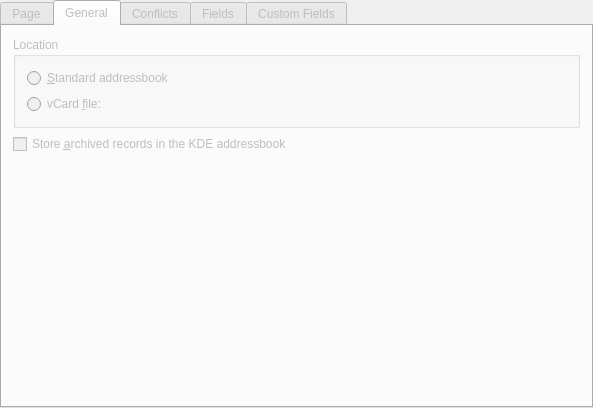
Above: kpilot/Documentation/base-conduit-template/contacts-settings.ui from chusopr/kdepim-ktimetracker-akonadi before the change. Below: the same form after it.
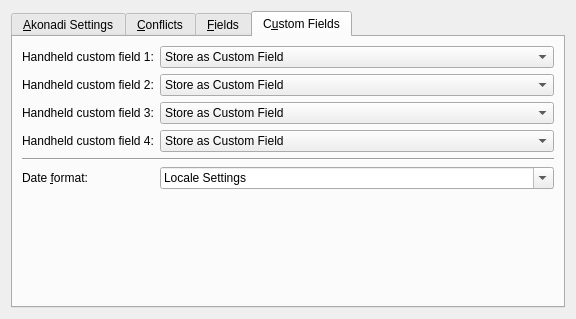
That is the form after the change. The open tabs and pages were chosen to show the change. Custom widgets are drawn as their Qt base class.

Commit message: - EBN Fixes: port qclasses to kclasses in ui files. - Remove some old test code.

Patch:
```diff
--- a/kpilot/Documentation/base-conduit-template/contacts-settings.ui
+++ b/kpilot/Documentation/base-conduit-template/contacts-settings.ui
@@ -6,28 +6,19 @@
    <rect>
     <x>0</x>
     <y>0</y>
-    <width>593</width>
-    <height>408</height>
+    <width>576</width>
+    <height>319</height>
    </rect>
   </property>
-  <layout class="QGridLayout" >
-   <property name="margin" >
-    <number>0</number>
-   </property>
-   <property name="spacing" >
-    <number>6</number>
-   </property>
+  <layout class="QGridLayout" name="gridLayout_4" >
    <item row="0" column="0" >
-    <widget class="QTabWidget" name="tabWidget" >
-     <property name="enabled" >
-      <bool>false</bool>
-     </property>
+    <widget class="KTabWidget" name="fTabWidget" >
      <property name="currentIndex" >
       <number>0</number>
      </property>
-     <widget class="QWidget" name="tab_2" >
+     <widget class="QWidget" name="tab_5" >
       <attribute name="title" >
-       <string>Page</string>
+       <string>&amp;Akonadi Settings</string>
       </attribute>
       <layout class="QGridLayout" name="gridLayout_5" >
        <item row="0" column="0" >
@@ -52,115 +43,17 @@
        </item>
       </layout>
      </widget>
-     <widget class="QWidget" name="tab" >
-      <property name="geometry" >
-       <rect>
-        <x>0</x>
-        <y>0</y>
-        <width>585</width>
-        <height>377</height>
-       </rect>
-      </property>
+     <widget class="QWidget" name="tab_6" >
       <attribute name="title" >
-       <string comment="General settings.">General</string>
+       <string>&amp;Conflicts</string>
       </attribute>
-      <layout class="QGridLayout" name="gridLayout_2" >
+      <layout class="QGridLayout" name="gridLayout" >
        <item row="0" column="0" >
-        <layout class="QVBoxLayout" name="verticalLayout" >
-         <item>
-          <widget class="QGroupBox" name="groupBox" >
-           <property name="title" >
-            <string>Location</string>
-           </property>
-           <layout class="QGridLayout" name="gridLayout" >
-            <item row="0" column="0" colspan="2" >
-             <widget class="QRadioButton" name="fSyncStdAbook" >
-              <property name="whatsThis" >
-               <string>&lt;qt>Select this option to synchronize with KDE's standard addressbook (i.e. the addressbook that you edit in KAddressBook, and which you use in KMail)&lt;/qt></string>
-              </property>
-              <property name="text" >
-               <string>&amp;Standard addressbook</string>
-              </property>
-             </widget>
-            </item>
-            <item row="1" column="0" >
-             <widget class="QRadioButton" name="fSyncFile" >
-              <property name="enabled" >
-               <bool>false</bool>
-              </property>
-              <property name="whatsThis" >
-               <string>&lt;qt>Select this option to use a specific address book file, instead of the standard KDE address book. This file must be in the vCard format (.vcf). Type the location of this file in the edit box or select it clicking the file picker button.&lt;/qt></string>
-              </property>
-              <property name="text" >
-               <string>vCard &amp;file:</string>
-              </property>
-             </widget>
-            </item>
-            <item row="1" column="1" >
-             <widget class="KUrlRequester" name="fAbookFile" >
-              <property name="enabled" >
-               <bool>false</bool>
-              </property>
-              <property name="sizePolicy" >
-               <sizepolicy vsizetype="Preferred" hsizetype="MinimumExpanding" >
-                <horstretch>0</horstretch>
-                <verstretch>0</verstretch>
-               </sizepolicy>
-              </property>
-              <property name="whatsThis" >
-               <string>&lt;qt>Enter the vCard file name here or select it by clicking the file picker button. vCard is a standard format for exchanging contact information. &lt;/qt></string>
-              </property>
-             </widget>
-            </item>
-           </layout>
-          </widget>
-         </item>
-         <item>
-          <widget class="QCheckBox" name="fArchive" >
-           <property name="whatsThis" >
-            <string>&lt;qt>If you delete an address on your handheld, you can determine if it should be archived on the PC. If you check that and this checkbox, the address will be added to your addressbook, but no longer synchronized with the handheld.&lt;/qt></string>
-           </property>
-           <property name="text" >
-            <string>Store &amp;archived records in the KDE addressbook</string>
-           </property>
-          </widget>
-         </item>
-         <item>
-          <spacer name="verticalSpacer" >
-           <property name="orientation" >
-            <enum>Qt::Vertical</enum>
-           </property>
-           <property name="sizeHint" stdset="0" >
-            <size>
-             <width>20</width>
-             <height>40</height>
-            </size>
-           </property>
-          </spacer>
-         </item>
-        </layout>
-       </item>
-      </layout>
-     </widget>
-     <widget class="QWidget" name="tab" >
-      <property name="geometry" >
-       <rect>
-        <x>0</x>
-        <y>0</y>
-        <width>585</width>
-        <height>377</height>
-       </rect>
-      </property>
-      <attribute name="title" >
-       <string>Conflicts</string>
-      </attribute>
-      <layout class="QGridLayout" name="gridLayout_4" >
-       <item row="0" column="0" >
-        <widget class="QGroupBox" name="groupBox_2" >
+        <widget class="QGroupBox" name="groupBox_3" >
          <property name="title" >
           <string>Conflict Resolution</string>
          </property>
-         <layout class="QGridLayout" name="gridLayout_3" >
+         <layout class="QGridLayout" name="_2" >
           <item row="0" column="0" colspan="2" >
            <widget class="QLabel" name="textLabel1_7" >
             <property name="text" >
@@ -245,42 +138,25 @@
         </widget>
        </item>
        <item row="1" column="0" >
-        <spacer name="spacer6" >
+        <spacer name="verticalSpacer" >
          <property name="orientation" >
           <enum>Qt::Vertical</enum>
          </property>
-         <property name="sizeType" >
-          <enum>QSizePolicy::Expanding</enum>
-         </property>
          <property name="sizeHint" stdset="0" >
           <size>
            <width>20</width>
-           <height>41</height>
+           <height>154</height>
           </size>
          </property>
         </spacer>
        </item>
       </layout>
      </widget>
-     <widget class="QWidget" name="tab" >
-      <property name="geometry" >
-       <rect>
-        <x>0</x>
-        <y>0</y>
-        <width>585</width>
-        <height>377</height>
-       </rect>
-      </property>
+     <widget class="QWidget" name="tab_7" >
       <attribute name="title" >
-       <string>Fields</string>
+       <string>&amp;Fields</string>
       </attribute>
-      <layout class="QGridLayout" >
-       <property name="margin" >
-        <number>11</number>
-       </property>
-       <property name="spacing" >
-        <number>6</number>
-       </property>
+      <layout class="QGridLayout" name="gridLayout_2" >
        <item row="0" column="0" >
         <widget class="QLabel" name="TextLabel2" >
          <property name="whatsThis" >
@@ -407,37 +283,26 @@
          </item>
         </widget>
        </item>
-       <item row="3" column="0" >
-        <spacer name="Spacer2" >
+       <item row="3" column="0" colspan="2" >
+        <spacer name="verticalSpacer_2" >
          <property name="orientation" >
           <enum>Qt::Vertical</enum>
          </property>
-         <property name="sizeType" >
-          <enum>QSizePolicy::Expanding</enum>
-         </property>
          <property name="sizeHint" stdset="0" >
           <size>
-           <width>0</width>
-           <height>20</height>
+           <width>20</width>
+           <height>74</height>
           </size>
          </property>
         </spacer>
        </item>
       </layout>
      </widget>
-     <widget class="QWidget" name="tab" >
-      <property name="geometry" >
-       <rect>
-        <x>0</x>
-        <y>0</y>
-        <width>585</width>
-        <height>377</height>
-       </rect>
-      </property>
+     <widget class="QWidget" name="tab_4" >
       <attribute name="title" >
-       <string>Custom Fields</string>
+       <string>C&amp;ustom Fields</string>
       </attribute>
-      <layout class="QGridLayout" >
+      <layout class="QGridLayout" name="gridLayout_3" >
        <item row="0" column="0" >
         <widget class="QLabel" name="textLabel1" >
          <property name="sizePolicy" >
@@ -455,6 +320,42 @@
          <property name="wordWrap" >
           <bool>false</bool>
          </property>
+         <property name="buddy" >
+          <cstring>fCustom0</cstring>
+         </property>
+        </widget>
+       </item>
+       <item row="0" column="1" >
+        <widget class="KComboBox" name="fCustom0" >
+         <property name="sizePolicy" >
+          <sizepolicy vsizetype="Fixed" hsizetype="MinimumExpanding" >
+           <horstretch>0</horstretch>
+           <verstretch>0</verstretch>
+          </sizepolicy>
+         </property>
+         <property name="whatsThis" >
+          <string>&lt;qt>Select the field from this list that represents best the meaning given by your use of the first custom field on your handheld.&lt;/qt></string>
+         </property>
+         <item>
+          <property name="text" >
+           <string>Store as Custom Field</string>
+          </property>
+         </item>
+         <item>
+          <property name="text" >
+           <string>Birthday</string>
+          </property>
+         </item>
+         <item>
+          <property name="text" >
+           <string>URL</string>
+          </property>
+         </item>
+         <item>
+          <property name="text" >
+           <string>IM Address (ICQ, MSN, ...)</string>
+          </property>
+         </item>
         </widget>
        </item>
        <item row="1" column="0" >
@@ -468,6 +369,42 @@
          <property name="wordWrap" >
           <bool>false</bool>
          </property>
+         <property name="buddy" >
+          <cstring>fCustom1</cstring>
+         </property>
+        </widget>
+       </item>
+       <item row="1" column="1" >
+        <widget class="KComboBox" name="fCustom1" >
+         <property name="sizePolicy" >
+          <sizepolicy vsizetype="Fixed" hsizetype="MinimumExpanding" >
+           <horstretch>0</horstretch>
+           <verstretch>0</verstretch>
+          </sizepolicy>
+         </property>
+         <property name="whatsThis" >
+          <string>&lt;qt>Select the field from this list that represents best the meaning given by your use of the second custom field on your handheld.&lt;/qt></string>
+         </property>
+         <item>
+          <property name="text" >
+           <string>Store as Custom Field</string>
+          </property>
+         </item>
+         <item>
+          <property name="text" >
+           <string>Birthday</string>
+          </property>
+         </item>
+         <item>
+          <property name="text" >
+           <string>URL</string>
+          </property>
+         </item>
+         <item>
+          <property name="text" >
+           <string>IM Address (ICQ, MSN, ...)</string>
+          </property>
+         </item>
         </widget>
        </item>
        <item row="2" column="0" >
@@ -481,6 +418,42 @@
          <property name="wordWrap" >
           <bool>false</bool>
          </property>
+         <property name="buddy" >
+          <cstring>fCustom2</cstring>
+         </property>
+        </widget>
+       </item>
+       <item row="2" column="1" >
+        <widget class="KComboBox" name="fCustom2" >
+         <property name="sizePolicy" >
+          <sizepolicy vsizetype="Fixed" hsizetype="MinimumExpanding" >
+           <horstretch>0</horstretch>
+           <verstretch>0</verstretch>
+          </sizepolicy>
+         </property>
+         <property name="whatsThis" >
+          <string>&lt;qt>Select the field from this list that represents best the meaning given by your use of the third custom field on your handheld.&lt;/qt></string>
+         </property>
+         <item>
+          <property name="text" >
+           <string>Store as Custom Field</string>
+          </property>
+         </item>
+         <item>
+          <property name="text" >
+           <string>Birthday</string>
+          </property>
+         </item>
+         <item>
+          <property name="text" >
+           <string>URL</string>
+          </property>
+         </item>
+         <item>
+          <property name="text" >
+           <string>IM Address (ICQ, MSN, ...)</string>
+          </property>
+         </item>
         </widget>
        </item>
        <item row="3" column="0" >
@@ -494,109 +467,13 @@
          <property name="wordWrap" >
           <bool>false</bool>
          </property>
-        </widget>
-       </item>
-       <item row="0" column="1" >
-        <widget class="QComboBox" name="fCustom0" >
-         <property name="sizePolicy" >
-          <sizepolicy vsizetype="Fixed" hsizetype="MinimumExpanding" >
-           <horstretch>0</horstretch>
-           <verstretch>0</verstretch>
-          </sizepolicy>
+         <property name="buddy" >
+          <cstring>fCustom3</cstring>
          </property>
-         <property name="whatsThis" >
-          <string>&lt;qt>Select the field from this list that represents best the meaning given by your use of the first custom field on your handheld.&lt;/qt></string>
-         </property>
-         <item>
-          <property name="text" >
-           <string>Store as Custom Field</string>
-          </property>
-         </item>
-         <item>
-          <property name="text" >
-           <string>Birthdate</string>
-          </property>
-         </item>
-         <item>
-          <property name="text" >
-           <string>URL</string>
-          </property>
-         </item>
-         <item>
-          <property name="text" >
-           <string>IM Address (ICQ, MS, ...)</string>
-          </property>
-         </item>
-        </widget>
-       </item>
-       <item row="1" column="1" >
-        <widget class="QComboBox" name="fCustom1" >
-         <property name="sizePolicy" >
-          <sizepolicy vsizetype="Fixed" hsizetype="MinimumExpanding" >
-           <horstretch>0</horstretch>
-           <verstretch>0</verstretch>
-          </sizepolicy>
-         </property>
-         <property name="whatsThis" >
-          <string>&lt;qt>Select the field from this list that represents best the meaning given by your use of the second custom field on your handheld.&lt;/qt></string>
-         </property>
-         <item>
-          <property name="text" >
-           <string>Store as Custom Field</string>
-          </property>
-         </item>
-         <item>
-          <property name="text" >
-           <string>Birthdate</string>
-          </property>
-         </item>
-         <item>
-          <property name="text" >
-           <string>URL</string>
-          </property>
-         </item>
-         <item>
-          <property name="text" >
-           <string>IM Address (ICQ, MSN, ...)</string>
-          </property>
-         </item>
-        </widget>
-       </item>
-       <item row="2" column="1" >
-        <widget class="QComboBox" name="fCustom2" >
-         <property name="sizePolicy" >
-          <sizepolicy vsizetype="Fixed" hsizetype="MinimumExpanding" >
-           <horstretch>0</horstretch>
-           <verstretch>0</verstretch>
-          </sizepolicy>
-         </property>
-         <property name="whatsThis" >
-          <string>&lt;qt>Select the field from this list that represents best the meaning given by your use of the third custom field on your handheld.&lt;/qt></string>
-         </property>
-         <item>
-          <property name="text" >
-           <string>Store as Custom Field</string>
-          </property>
-         </item>
-         <item>
-          <property name="text" >
-           <string>Birthdate</string>
-          </property>
-         </item>
-         <item>
-          <property name="text" >
-           <string>URL</string>
-          </property>
-         </item>
-         <item>
-          <property name="text" >
-           <string>IM Address (ICQ, MSN, ...)</string>
-          </property>
-         </item>
         </widget>
        </item>
        <item row="3" column="1" >
-        <widget class="QComboBox" name="fCustom3" >
+        <widget class="KComboBox" name="fCustom3" >
          <property name="sizePolicy" >
           <sizepolicy vsizetype="Fixed" hsizetype="MinimumExpanding" >
            <horstretch>0</horstretch>
@@ -638,7 +515,7 @@
          </property>
         </widget>
        </item>
-       <item rowspan="2" row="5" column="0" >
+       <item row="5" column="0" >
         <widget class="QLabel" name="textLabel1_5" >
          <property name="whatsThis" >
           <string>&lt;qt>Select the birthdate format here, if you selected "birthdate" for any of the custom fields above. Possible placeholders are:&lt;br> %d for the day, %m for the month, %y for the two-digit year, %Y for the four-digit year. For  example, %d.%m.%Y would generate a date like 27.3.1952, while %m/%d/%y would write the same date as 03/27/52. &lt;/qt></string>
@@ -654,8 +531,8 @@
          </property>
         </widget>
        </item>
-       <item row="6" column="1" >
-        <widget class="QComboBox" name="fCustomDate" >
+       <item row="5" column="1" >
+        <widget class="KComboBox" name="fCustomDate" >
          <property name="sizePolicy" >
           <sizepolicy vsizetype="Fixed" hsizetype="MinimumExpanding" >
            <horstretch>0</horstretch>
@@ -705,18 +582,15 @@
          </item>
         </widget>
        </item>
-       <item row="8" column="1" >
-        <spacer name="spacer5" >
+       <item row="6" column="1" >
+        <spacer name="verticalSpacer_3" >
          <property name="orientation" >
           <enum>Qt::Vertical</enum>
          </property>
-         <property name="sizeType" >
-          <enum>QSizePolicy::Expanding</enum>
-         </property>
          <property name="sizeHint" stdset="0" >
           <size>
-           <width>31</width>
-           <height>30</height>
+           <width>20</width>
+           <height>91</height>
           </size>
          </property>
         </spacer>
@@ -727,13 +601,17 @@
    </item>
   </layout>
  </widget>
- <layoutdefault spacing="6" margin="11" />
- <pixmapfunction>qPixmapFromMimeSource</pixmapfunction>
  <customwidgets>
   <customwidget>
-   <class>KUrlRequester</class>
-   <extends>QFrame</extends>
-   <header>kurlrequester.h</header>
+   <class>KComboBox</class>
+   <extends>QComboBox</extends>
+   <header>kcombobox.h</header>
+  </customwidget>
+  <customwidget>
+   <class>KTabWidget</class>
+   <extends>QTabWidget</extends>
+   <header>ktabwidget.h</header>
+   <container>1</container>
   </customwidget>
  </customwidgets>
  <tabstops>
```
Left out of the diff: 123 changed lines with no effect on the pictures. The commit also changes 7 other files.
